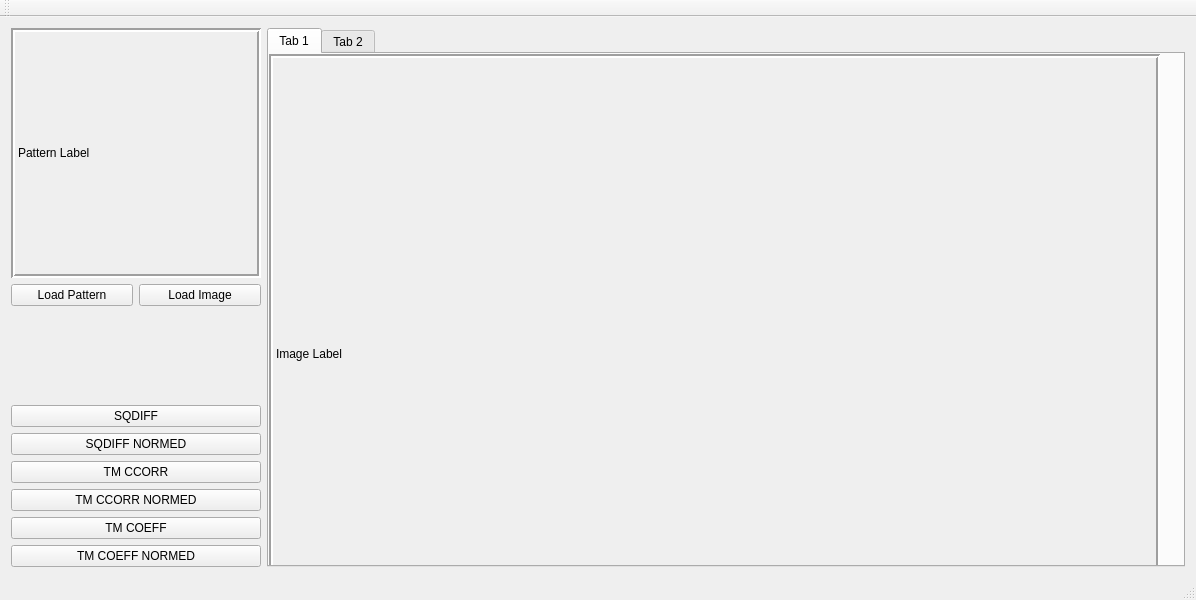
Qt form mainwindow.ui (resa89/dropmatrixmatcher) before a commit.
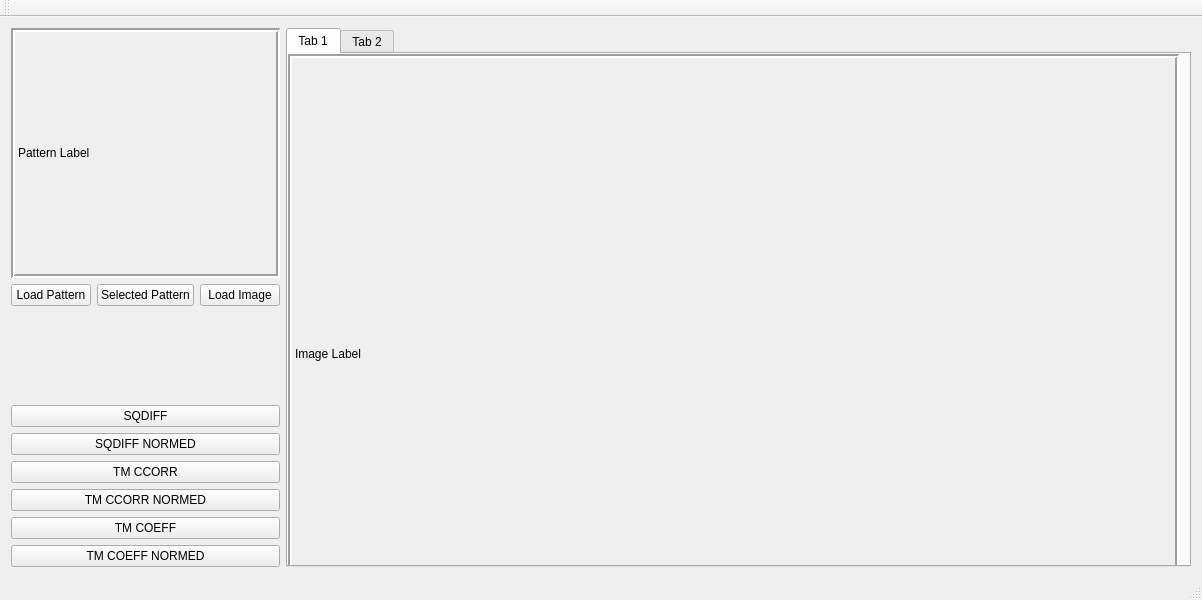
The same form after that commit.

Patch:
```diff
--- a/mainwindow.ui
+++ b/mainwindow.ui
@@ -6,7 +6,7 @@
    <rect>
     <x>0</x>
     <y>0</y>
-    <width>1196</width>
+    <width>1202</width>
     <height>600</height>
    </rect>
   </property>
@@ -51,6 +51,13 @@
           </property>
          </widget>
         </item>
+        <item>
+         <widget class="QPushButton" name="LoadSelectedPattern">
+          <property name="text">
+           <string>Selected Pattern</string>
+          </property>
+         </widget>
+        </item>
         <item>
          <widget class="QPushButton" name="loadImage">
           <property name="text">
```
Left out of the diff: 2 changed lines with no effect on the pictures.
